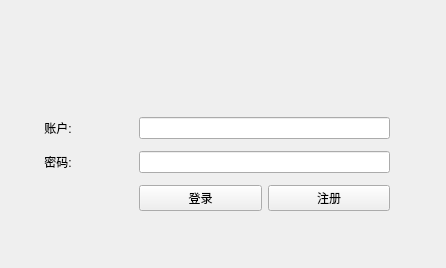
This is mainwindow.ui in Zentions/SoftwareShareWin as Qt 5 draws it before an edit. The edited form follows.
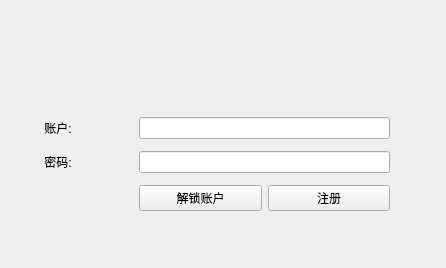
This is the edited form.

```diff
--- a/mainwindow.ui
+++ b/mainwindow.ui
@@ -47,7 +47,7 @@
      <item row="2" column="1">
       <widget class="QPushButton" name="pushButton">
        <property name="text">
-        <string>登录</string>
+        <string>解锁账户</string>
        </property>
       </widget>
      </item>
```
